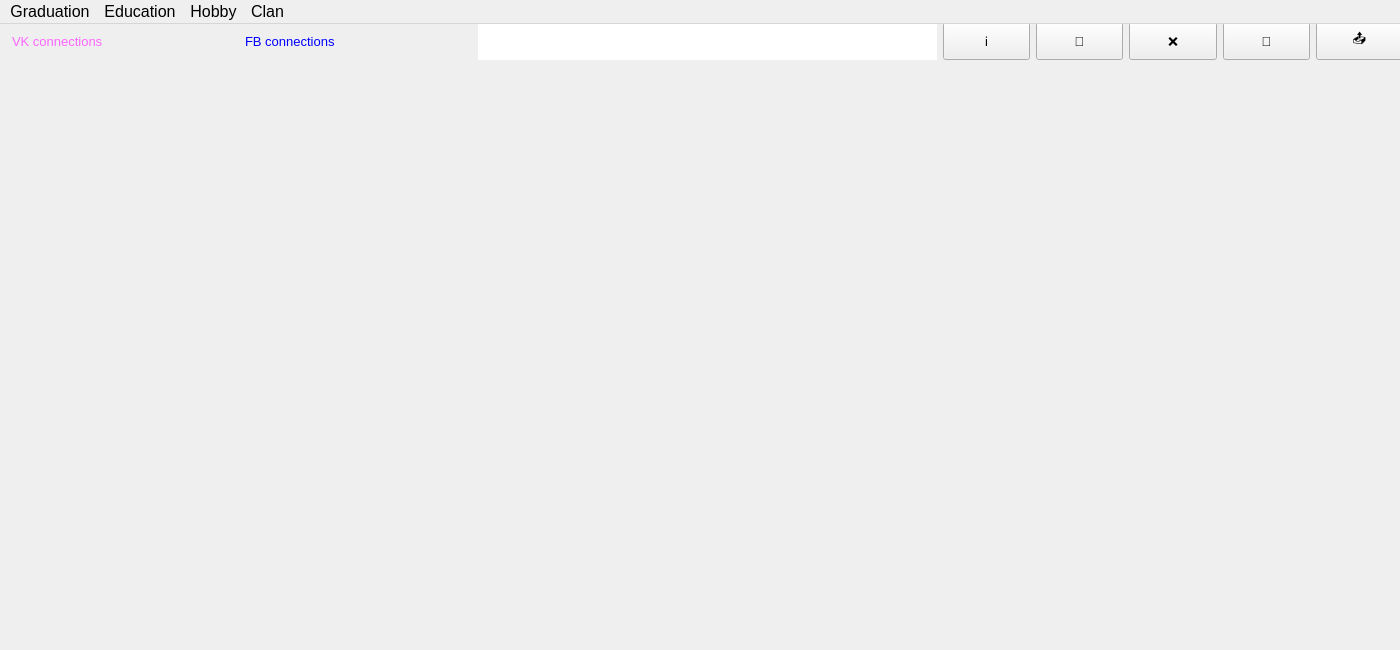
Qt form testschool/Study project.ui (Natasha-rare/The-analysis-of-structure-and-dinamics-of-graduate-s-network-communities) before a commit.
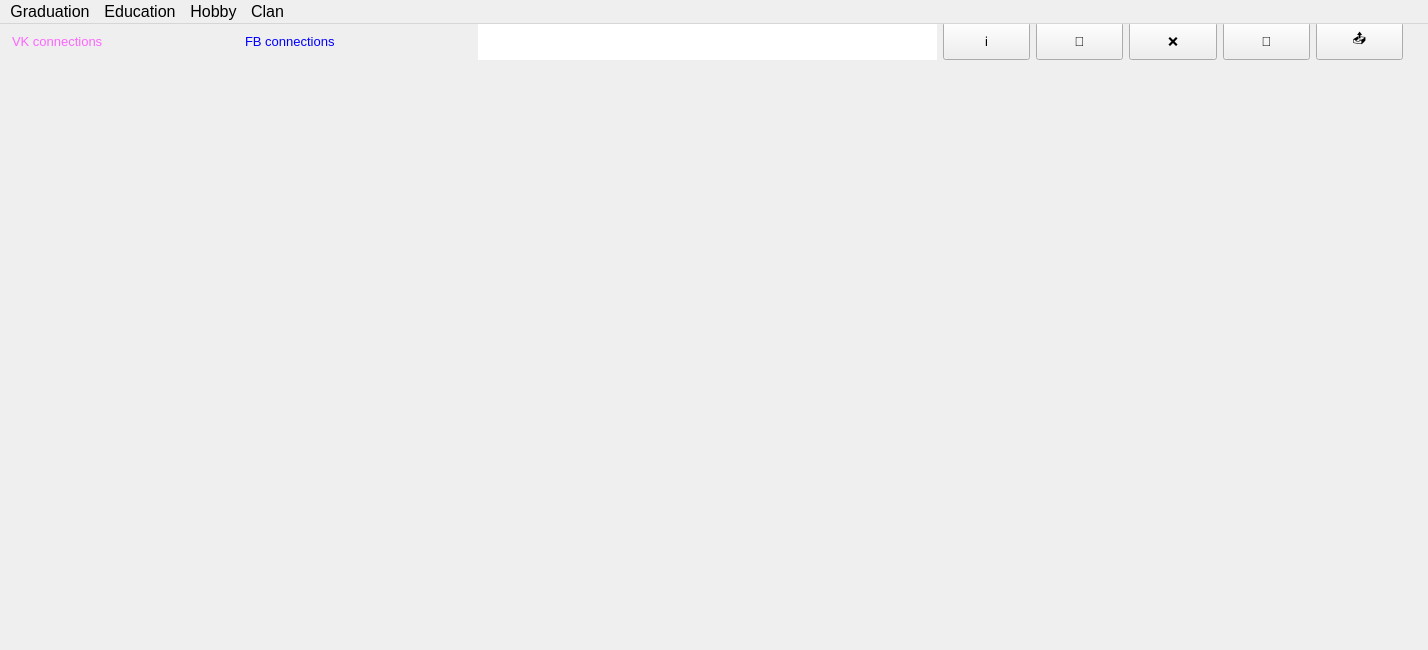
The same form after that commit.

```diff
--- a/testschool/Study project.ui
+++ b/testschool/Study project.ui
@@ -6,7 +6,7 @@
    <rect>
     <x>0</x>
     <y>0</y>
-    <width>1400</width>
+    <width>1428</width>
     <height>650</height>
    </rect>
   </property>
@@ -364,10 +364,10 @@
    <widget class="QLabel" name="label">
     <property name="geometry">
      <rect>
-      <x>20</x>
-      <y>50</y>
-      <width>1400</width>
-      <height>570</height>
+      <x>9</x>
+      <y>39</y>
+      <width>1391</width>
+      <height>581</height>
      </rect>
     </property>
     <property name="sizePolicy">
@@ -383,7 +383,7 @@
      <bool>true</bool>
     </property>
     <property name="styleSheet">
-     <string notr="true"/>
+     <string notr="true">background: none;</string>
     </property>
     <property name="text">
      <string/>
@@ -395,7 +395,7 @@
     <rect>
      <x>0</x>
      <y>0</y>
-     <width>1400</width>
+     <width>1428</width>
      <height>24</height>
     </rect>
    </property>
```
Left out of the diff: 4 changed lines with no effect on the pictures.
